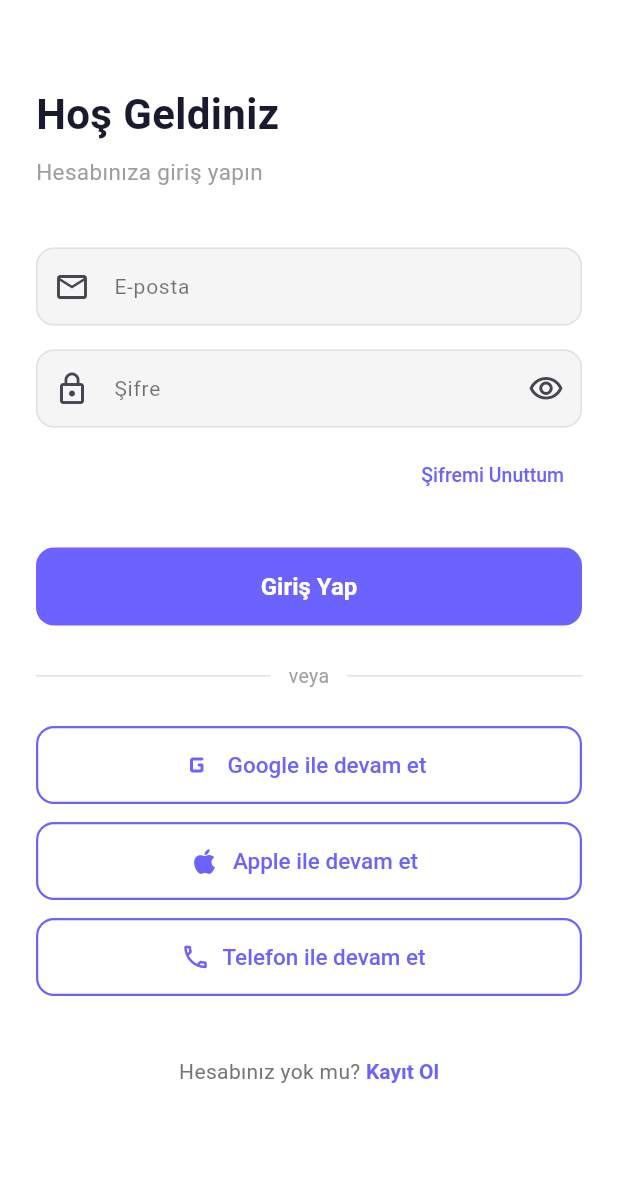
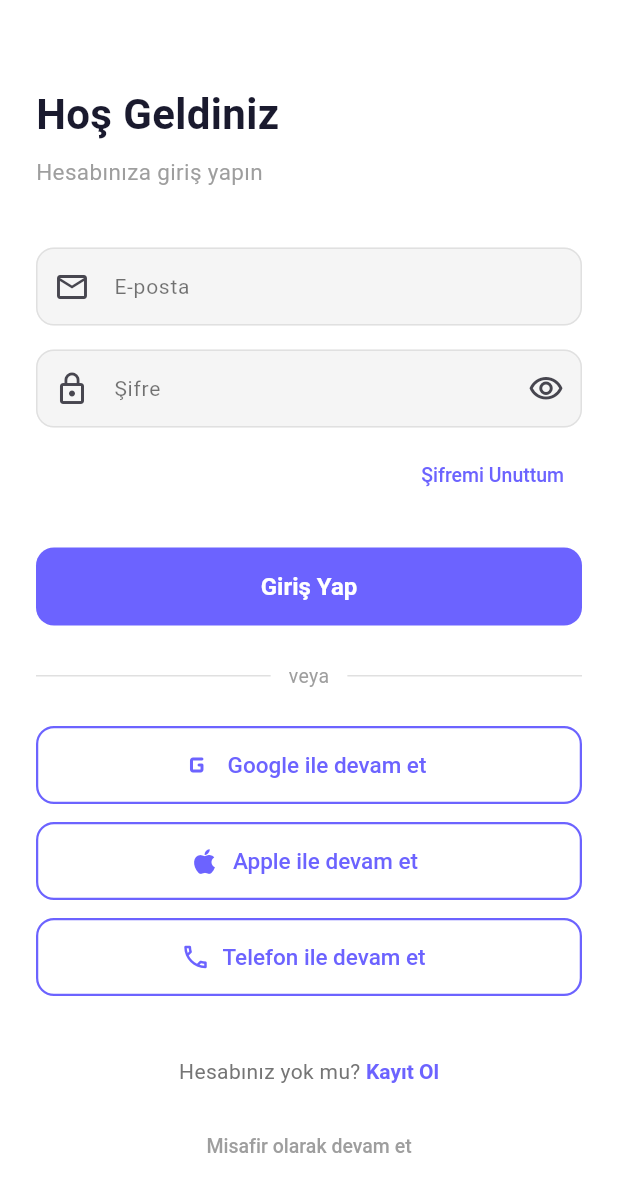
Before and after one commit to becreative2027/spotfinder, a Flutter app: the screen it shows after launch, after a tap on "Atla", after a tap on "Başla", on a phone screen of 412 x 824 dp. Shown: the top 1192 px of the screen. Run offline on Flutter 3.47's test engine with Material 3 defaults, Android fonts, the phone set to English and light mode, and no system bars; our stand-ins replace cached_network_image, connectivity_plus, dio, equatable, firebase_core, firebase_messaging and 8 more; accounts and stored records are empty; network calls fail; Roboto replaces fonts that are missing (Poppins).

Commit message:
fix(faz1): Arama filtreleri, çift tıklama zoom, favoriler ve misafir modu
- Arama ve konsept filtresi: SearchVenues event'ine districtId/tagIds/sortBy
  eklendi; artık state'den okumak yerine event üzerinden geçiyor, ikinci
  aramada filtrelerin sıfırlanması sorunu çözüldü.
- Çift tıklama zoom: FullscreenPhotoViewer'da _ZoomablePhoto widget'ı ile
  her fotoğrafın kendi TransformationController'ı var; çift tıklama ile
  2.5x zoom açıp kapama desteği eklendi.
- Favoriler: app.dart'ta AuthBloc'u dinleyen BlocListener eklendi, login/
  logout'ta FavoriteBloc otomatik yenileniyor. Boş set gelince _venues
  temizleniyor.
- Misafir modu: Login ekranına "Misafir olarak devam et" butonu eklendi.
  VenueDetailScreen'de giriş yapılmamışsa favori butonuna SnackBar + "Giriş
  Yap" aksiyonu gösteriliyor.

Co-Authored-By: Claude Sonnet 4.6 <noreply@anthropic.com>

```diff
--- a/mobile/spotfinder_app/lib/app.dart
+++ b/mobile/spotfinder_app/lib/app.dart
@@ -6,6 +6,7 @@ import 'package:spotfinder_app/core/router/app_router.dart';
 import 'package:spotfinder_app/core/theme/app_theme.dart';
 import 'package:spotfinder_app/core/di/service_locator.dart';
 import 'package:spotfinder_app/features/auth/presentation/bloc/auth_bloc.dart';
+import 'package:spotfinder_app/features/auth/presentation/bloc/auth_state.dart';
 import 'package:spotfinder_app/features/explore/presentation/bloc/search_bloc.dart';
 import 'package:spotfinder_app/features/favorites/presentation/bloc/favorite_bloc.dart';
 import 'package:spotfinder_app/features/settings/presentation/bloc/settings_bloc.dart';
@@ -36,7 +37,13 @@ class SpotFinderApp extends StatelessWidget {
           create: (_) => SettingsBloc()..add(const LoadSettings()),
         ),
       ],
-      child: BlocBuilder<SettingsBloc, SettingsState>(
+      child: BlocListener<AuthBloc, AuthState>(
+        listener: (context, state) {
+          // Reload favorites whenever auth state changes so profile/favorites
+          // counts stay in sync without the user manually visiting the tab.
+          context.read<FavoriteBloc>().add(const LoadFavorites());
+        },
+        child: BlocBuilder<SettingsBloc, SettingsState>(
         buildWhen: (prev, curr) =>
             prev.locale != curr.locale || prev.themeMode != curr.themeMode,
         builder: (context, settings) {
@@ -60,6 +67,7 @@ class SpotFinderApp extends StatelessWidget {
             locale: settings.locale,
           );
         },
+        ),
       ),
     );
   }
--- a/mobile/spotfinder_app/lib/features/auth/presentation/screens/login_screen.dart
+++ b/mobile/spotfinder_app/lib/features/auth/presentation/screens/login_screen.dart
@@ -357,6 +357,22 @@ class _LoginScreenState extends State<LoginScreen> {
                         ),
                       ],
                     ),
+                    const SizedBox(height: 16),
+
+                    // Guest continue
+                    Center(
+                      child: TextButton(
+                        onPressed: () => context.go('/home'),
+                        child: Text(
+                          'Misafir olarak devam et',
+                          style: TextStyle(
+                            fontFamily: 'Poppins',
+                            fontSize: 13,
+                            color: Colors.grey.shade500,
+                          ),
+                        ),
+                      ),
+                    ),
                   ],
                 ),
               ),
--- a/mobile/spotfinder_app/lib/features/explore/presentation/bloc/search_bloc.dart
+++ b/mobile/spotfinder_app/lib/features/explore/presentation/bloc/search_bloc.dart
@@ -35,9 +35,19 @@ class FilterChanged extends SearchEvent {
 
 class SearchVenues extends SearchEvent {
   final String? nameQuery;
-  const SearchVenues({this.nameQuery});
+  final int? districtId;
+  final List<int> tagIds;
+  final String sortBy;
+
+  const SearchVenues({
+    this.nameQuery,
+    this.districtId,
+    this.tagIds = const [],
+    this.sortBy = 'rating',
+  });
+
   @override
-  List<Object?> get props => [nameQuery];
+  List<Object?> get props => [nameQuery, districtId, tagIds, sortBy];
 }
 
 class LoadNextPage extends SearchEvent {
@@ -196,17 +206,11 @@ class SearchBloc extends Bloc<SearchEvent, SearchState> {
     SearchVenues event,
     Emitter<SearchState> emit,
   ) async {
-    int? districtId;
-    List<int> tagIds = [];
-    String sortBy = 'rating';
-
-    if (state is FiltersLoaded) {
-      final f = state as FiltersLoaded;
-      districtId = f.selectedDistrictId;
-      tagIds = f.selectedTagIds;
-      sortBy = f.sortBy;
-    }
-
+    // Use filters from event directly — avoids depending on current BLoC state
+    // which may be SearchResultsLoaded (not FiltersLoaded) after a prior search.
+    final districtId = event.districtId;
+    final tagIds = event.tagIds;
+    final sortBy = event.sortBy;
     final nameQuery = event.nameQuery;
 
     emit(const SearchLoading());
--- a/mobile/spotfinder_app/lib/features/explore/presentation/screens/explore_screen.dart
+++ b/mobile/spotfinder_app/lib/features/explore/presentation/screens/explore_screen.dart
@@ -44,13 +44,13 @@ class _ExploreScreenState extends State<ExploreScreen> {
   }
 
   void _applyFilters() {
-    context.read<SearchBloc>().add(FilterChanged(
+    final nameQuery = _nameController.text.trim().isEmpty ? null : _nameController.text.trim();
+    context.read<SearchBloc>().add(SearchVenues(
+          nameQuery: nameQuery,
           districtId: _selectedDistrictId,
           tagIds: _selectedTagIds.toList(),
           sortBy: _sortBy,
         ));
-    final nameQuery = _nameController.text.trim().isEmpty ? null : _nameController.text.trim();
-    context.read<SearchBloc>().add(SearchVenues(nameQuery: nameQuery));
     context.push('/search');
   }
 
--- a/mobile/spotfinder_app/lib/features/favorites/presentation/screens/favorites_screen.dart
+++ b/mobile/spotfinder_app/lib/features/favorites/presentation/screens/favorites_screen.dart
@@ -24,7 +24,10 @@ class _FavoritesScreenState extends State<FavoritesScreen> {
   }
 
   Future<void> _loadVenueDetails(Set<String> venueIds) async {
-    if (venueIds.isEmpty) return;
+    if (venueIds.isEmpty) {
+      setState(() => _venues.clear());
+      return;
+    }
     setState(() {
       _isLoading = true;
       _error = null;
```
Also changed, not shown: mobile/spotfinder_app/lib/features/explore/presentation/screens/venue_detail_screen.dart (+64 -5 lines).
